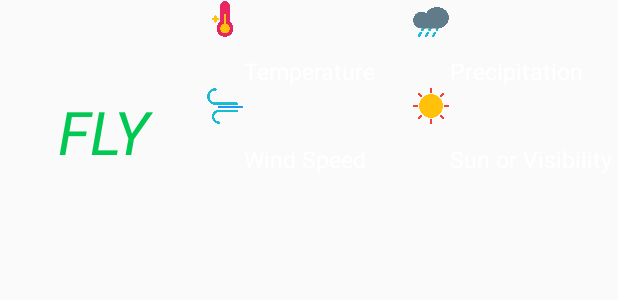
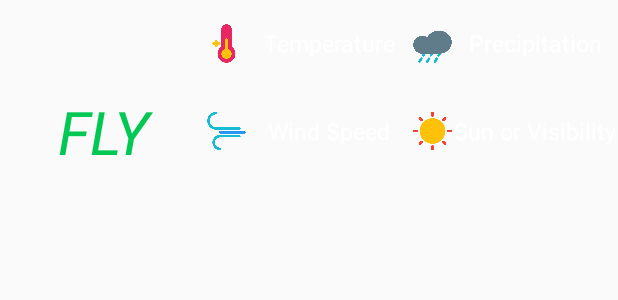
Before and after one commit to abhishekkulhary/airoinspect, an Android app: the layout layout_current_status.xml on its own in the app's theme, with its tools: preview values and no code run, on a phone screen of 412 x 824 dp. Shown: the top 300 px of the screen. Run offline under Robolectric (Android 15) with nearby library versions, the phone set to English and light mode, and no system bars.

Commit message:
layout changes for current status

```diff
--- a/app/src/main/res/layout/layout_current_status.xml
+++ b/app/src/main/res/layout/layout_current_status.xml
@@ -1,11 +1,7 @@
 <LinearLayout xmlns:android="http://schemas.android.com/apk/res/android"
     xmlns:tools="http://schemas.android.com/tools"
     android:layout_width="match_parent"
-    android:layout_height="175dp">
-
-    <LinearLayout
-        android:layout_width="match_parent"
-        android:layout_height="match_parent"
+    android:layout_height="175dp"
     android:orientation="horizontal">
 
         <TextView
@@ -21,9 +17,8 @@
 
         <LinearLayout
             android:layout_width="0dp"
-            android:layout_height="175dp"
+            android:layout_height="match_parent"
             android:layout_weight="2"
-
             android:orientation="vertical">
 
             <LinearLayout
@@ -31,40 +26,61 @@
                 android:layout_height="0dp"
                 android:layout_weight="1"
                 android:orientation="horizontal"
-                tools:ignore="NestedWeights">
+                tools:ignore="NestedWeights"
+                android:baselineAligned="false">
+
+                <LinearLayout
+                    android:layout_width="0dp"
+                    android:layout_height="match_parent"
+                    android:layout_weight="1"
+                    android:orientation="horizontal"
+                    tools:ignore="NestedWeights,UseCompoundDrawables">
 
                     <ImageView
                         android:id="@+id/imageTemp"
-                    android:layout_width="25dp"
-                    android:layout_height="25dp"
+                        android:layout_width="0dp"
+                        android:layout_height="match_parent"
+                        android:layout_weight="1"
+                        android:gravity="center"
                         android:src="@drawable/temp_icon" />
                     <TextView
                         android:id="@+id/current_temperature"
                         style="@style/TextviewStyle"
                         android:layout_width="0dp"
                         android:layout_height="match_parent"
-                    android:layout_weight="1"
-                    android:gravity="bottom|start"
+                        android:layout_weight="4"
+                        android:gravity="center"
                         android:text="@string/temperature">
 
 
                     </TextView>
+                </LinearLayout>
+
+                <LinearLayout
+                    android:layout_width="0dp"
+                    android:layout_height="match_parent"
+                    android:layout_weight="1"
+                    android:orientation="horizontal"
+                    tools:ignore="NestedWeights,UseCompoundDrawables">
 
                     <ImageView
                         android:id="@+id/imageRain"
-                    android:layout_width="25dp"
-                    android:layout_height="25dp"
+                        android:layout_width="0dp"
+                        android:layout_height="match_parent"
+                        android:layout_weight="1"
+                        android:gravity="center"
                         android:src="@drawable/rain_icon" />
                     <TextView
                         android:id="@+id/current_rain_status"
                         style="@style/TextviewStyle"
                         android:layout_width="0dp"
                         android:layout_height="match_parent"
-                    android:layout_weight="1"
-                    android:gravity="bottom|start"
+                        android:layout_weight="4"
+                        android:gravity="center"
                         android:text="@string/precipitation">
 
                     </TextView>
+                </LinearLayout>
 
             </LinearLayout>
 
@@ -73,37 +89,55 @@
                 android:layout_height="0dp"
                 android:layout_weight="1"
                 android:orientation="horizontal"
-                tools:ignore="NestedWeights">
+                tools:ignore="NestedWeights"
+                android:baselineAligned="false">
+
+                <LinearLayout
+                    android:layout_width="0dp"
+                    android:layout_height="match_parent"
+                    android:layout_weight="1"
+                    android:orientation="horizontal"
+                    tools:ignore="NestedWeights,UseCompoundDrawables">
                     <ImageView
                         android:id="@+id/imageWind"
-                    android:layout_width="25dp"
-                    android:layout_height="25dp"
+                        android:layout_width="0dp"
+                        android:layout_height="match_parent"
+                        android:layout_weight="1"
+                        android:gravity="center"
                         android:src="@drawable/wind_icon" />
                     <TextView
                         android:id="@+id/current_wind"
                         style="@style/TextviewStyle"
                         android:layout_width="0dp"
                         android:layout_height="match_parent"
-                    android:layout_weight="1"
-                    android:gravity="bottom|start"
+                        android:layout_weight="4"
+                        android:gravity="center"
                         android:text="@string/wind">
                     </TextView>
+                </LinearLayout>
+                <LinearLayout
+                android:layout_width="0dp"
+                android:layout_height="match_parent"
+                android:layout_weight="1"
+                android:orientation="horizontal"
+                tools:ignore="NestedWeights,UseCompoundDrawables">
                     <ImageView
                         android:id="@+id/imageVisibility"
-                    android:layout_width="25dp"
-                    android:layout_height="25dp"
+                        android:layout_width="0dp"
+                        android:layout_height="match_parent"
+                        android:layout_weight="1"
+                        android:gravity="center"
                         android:src="@drawable/visibility_icon" />
+
                     <TextView
                         android:id="@+id/current_visibility"
                         style="@style/TextviewStyle"
                         android:layout_width="0dp"
                         android:layout_height="match_parent"
-                    android:layout_weight="1"
-                    android:gravity="bottom|start"
-                    android:text="@string/sun_or_visibility">
-
-
-                </TextView>
+                        android:layout_weight="4"
+                        android:gravity="center"
+                        android:text="@string/sun_or_visibility" />
+                </LinearLayout>
 
             </LinearLayout>
 
@@ -120,4 +154,3 @@
 
         </LinearLayout>
 </LinearLayout>
-</LinearLayout>
```
Also changed, not shown: 1 other file. Lines whose indentation alone changed are shown as unchanged.
